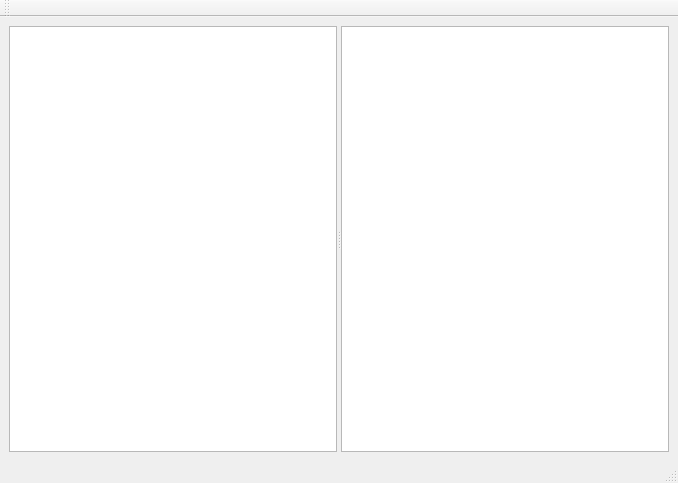
Above: paintwindow.ui from SiebelsTim/GitRelations before the change. Below: the same form after it.
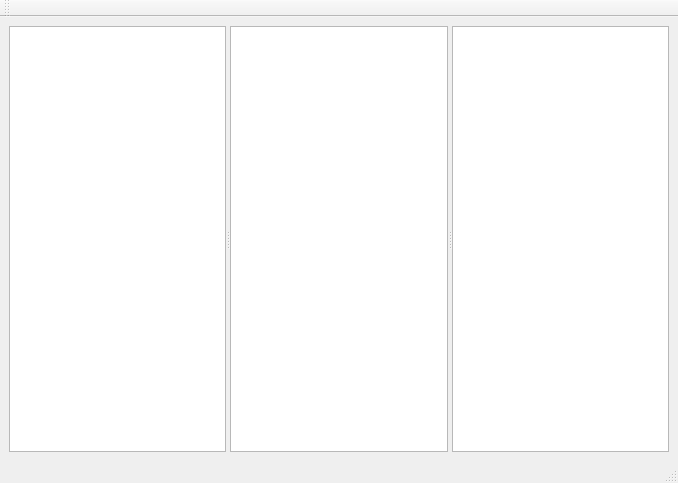
That is the form after the change.

Commit message:
Add List of users
this does nothing yet

Patch:
```diff
--- a/paintwindow.ui
+++ b/paintwindow.ui
@@ -22,6 +22,32 @@
       </property>
       <widget class="QGraphicsView" name="graphicsView"/>
       <widget class="QGraphicsView" name="graphicsView_2"/>
+      <widget class="QListWidget" name="userList">
+       <property name="sizePolicy">
+        <sizepolicy hsizetype="Minimum" vsizetype="Expanding">
+         <horstretch>0</horstretch>
+         <verstretch>0</verstretch>
+        </sizepolicy>
+       </property>
+       <property name="minimumSize">
+        <size>
+         <width>10</width>
+         <height>10</height>
+        </size>
+       </property>
+       <property name="maximumSize">
+        <size>
+         <width>16777215</width>
+         <height>16777215</height>
+        </size>
+       </property>
+       <property name="baseSize">
+        <size>
+         <width>0</width>
+         <height>0</height>
+        </size>
+       </property>
+      </widget>
      </widget>
     </item>
    </layout>
```
The commit also changes 3 other files.
